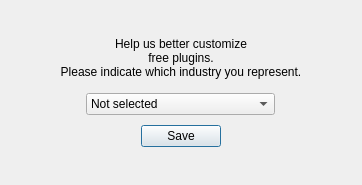
envirosolutionspl/PhotoViewer360, file ui/qgis_feed.ui: the form before one commit.
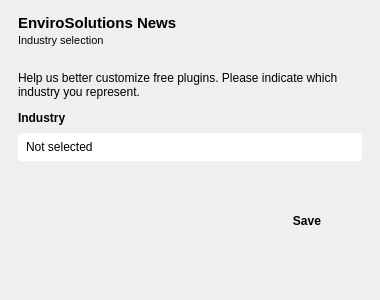
The form after the commit. Icons and pictures are not drawn.

The edit to the form file:
```diff
--- a/ui/qgis_feed.ui
+++ b/ui/qgis_feed.ui
@@ -6,65 +6,161 @@
    <rect>
     <x>0</x>
     <y>0</y>
-    <width>362</width>
-    <height>185</height>
+    <width>380</width>
+    <height>300</height>
    </rect>
   </property>
   <property name="windowTitle">
    <string>EnviroSolutions Updates - Industry Selection</string>
   </property>
-  <layout class="QGridLayout" name="gridLayout">
-   <item row="1" column="0" rowspan="2" colspan="2">
-    <layout class="QGridLayout" name="gridLayout_2" rowminimumheight="0,0,0,0,0">
+  <property name="styleSheet">
+   <string notr="true">QLabel#lbl_title { font-size: 15px; font-weight: 700; }
+QLabel#lbl_subtitle { font-size: 11px; }
+QLabel#lbl_field { font-weight: 700; }
+QLabel#lbl_logo { padding: 2px 6px; }
+QComboBox { border-radius: 4px; padding: 3px 8px; min-height: 22px; }
+QComboBox::drop-down { subcontrol-origin: padding; subcontrol-position: center right; width: 22px; border: none; }
+QComboBox::down-arrow { image: url(pv360img:chevron_down.svg); width: 12px; height: 12px; }
+QPushButton#pushButton { font-weight: 700; border: none; border-radius: 4px; padding: 5px 16px; }
+QPushButton:focus, QComboBox:focus { outline: none; }
+
+QDialog[theme="light"] { background: #ffffff; }
+QDialog[theme="light"] QLabel { color: #23282a; }
+QDialog[theme="light"] QFrame#header_frame { background: #ffffff; border: none; border-bottom: 2px solid #4c6e4f; }
+QDialog[theme="light"] QLabel#lbl_title { color: #3b5a3e; }
+QDialog[theme="light"] QLabel#lbl_subtitle { color: #6b7572; }
+QDialog[theme="light"] QFrame#footer_frame { background: #f6f8f6; border: none; border-top: 1px solid #d6ded6; }
+QDialog[theme="light"] QComboBox { background: #ffffff; color: #23282a; border: 1px solid #b9c7ba; selection-background-color: #4c6e4f; selection-color: #ffffff; }
+QDialog[theme="light"] QComboBox:focus, QDialog[theme="light"] QComboBox:on { border: 1px solid #4c6e4f; }
+QDialog[theme="light"] QComboBox QAbstractItemView { background: #ffffff; color: #23282a; border: 1px solid #b9c7ba; selection-background-color: #4c6e4f; selection-color: #ffffff; }
+QDialog[theme="light"] QPushButton#pushButton { background: #4c6e4f; color: #ffffff; }
+QDialog[theme="light"] QPushButton#pushButton:hover { background: #5b8260; }
+QDialog[theme="light"] QPushButton#pushButton:pressed { background: #3d5a40; }
+
+QDialog[theme="dark"] { background: #2b2d2e; }
+QDialog[theme="dark"] QLabel { color: #e6e9e7; }
+QDialog[theme="dark"] QFrame#header_frame { background: #2b2d2e; border: none; border-bottom: 2px solid #5b8260; }
+QDialog[theme="dark"] QLabel#lbl_title { color: #a9cfac; }
+QDialog[theme="dark"] QLabel#lbl_subtitle { color: #9aa4a0; }
+QDialog[theme="dark"] QFrame#footer_frame { background: #303334; border: none; border-top: 1px solid #44494a; }
+QDialog[theme="dark"] QComboBox { background: #1f2122; color: #e6e9e7; border: 1px solid #5a6162; selection-background-color: #5b8260; selection-color: #ffffff; }
+QDialog[theme="dark"] QComboBox:focus, QDialog[theme="dark"] QComboBox:on { border: 1px solid #6f9c73; }
+QDialog[theme="dark"] QComboBox QAbstractItemView { background: #1f2122; color: #e6e9e7; border: 1px solid #5a6162; selection-background-color: #5b8260; selection-color: #ffffff; }
+QDialog[theme="dark"] QPushButton#pushButton { background: #5b8260; color: #ffffff; }
+QDialog[theme="dark"] QPushButton#pushButton:hover { background: #6f9c73; }
+QDialog[theme="dark"] QPushButton#pushButton:pressed { background: #4c6e4f; }</string>
+  </property>
+  <property name="theme" stdset="0">
+   <string notr="true">light</string>
+  </property>
+  <layout class="QVBoxLayout" name="verticalLayout_root" stretch="0,1,0">
+   <property name="spacing">
+    <number>0</number>
+   </property>
+   <property name="leftMargin">
+    <number>0</number>
+   </property>
+   <property name="topMargin">
+    <number>0</number>
+   </property>
+   <property name="rightMargin">
+    <number>0</number>
+   </property>
+   <property name="bottomMargin">
+    <number>0</number>
+   </property>
+   <item>
+    <widget class="QFrame" name="header_frame">
+     <layout class="QVBoxLayout" name="verticalLayout_header">
+      <property name="spacing">
+       <number>2</number>
+      </property>
+      <property name="leftMargin">
+       <number>18</number>
+      </property>
+      <property name="topMargin">
+       <number>14</number>
+      </property>
+      <property name="rightMargin">
+       <number>18</number>
+      </property>
+      <property name="bottomMargin">
+       <number>10</number>
+      </property>
+      <item>
+       <widget class="QLabel" name="lbl_title">
+        <property name="text">
+         <string>EnviroSolutions News</string>
+        </property>
+       </widget>
+      </item>
+      <item>
+       <widget class="QLabel" name="lbl_subtitle">
+        <property name="text">
+         <string>Industry selection</string>
+        </property>
+       </widget>
+      </item>
+     </layout>
+    </widget>
+   </item>
+   <item>
+    <layout class="QVBoxLayout" name="verticalLayout_body">
+     <property name="spacing">
+      <number>8</number>
+     </property>
+     <property name="leftMargin">
+      <number>18</number>
+     </property>
+     <property name="topMargin">
+      <number>14</number>
+     </property>
+     <property name="rightMargin">
+      <number>18</number>
+     </property>
      <property name="bottomMargin">
-      <number>6</number>
+      <number>16</number>
      </property>
-     <property name="verticalSpacing">
-      <number>10</number>
-     </property>
-     <item row="1" column="0">
-      <spacer name="horizontalSpacer">
-       <property name="orientation">
-        <enum>Qt::Horizontal</enum>
-       </property>
-       <property name="sizeHint" stdset="0">
-        <size>
-         <width>10</width>
-         <height>20</height>
-        </size>
-       </property>
-      </spacer>
-     </item>
-     <item row="0" column="1">
-      <spacer name="verticalSpacer_2">
-       <property name="orientation">
-        <enum>Qt::Vertical</enum>
-       </property>
-       <property name="sizeHint" stdset="0">
-        <size>
-         <width>20</width>
-         <height>5</height>
-        </size>
-       </property>
-      </spacer>
-     </item>
-     <item row="1" column="1">
+     <item>
       <widget class="QLabel" name="label">
-       <property name="minimumSize">
+       <property name="text">
+        <string>Help us better customize free plugins. Please indicate which industry you represent.</string>
+       </property>
+       <property name="wordWrap">
+        <bool>true</bool>
+       </property>
+      </widget>
+     </item>
+     <item>
+      <spacer name="verticalSpacer_body">
+       <property name="orientation">
+        <enum>Qt::Vertical</enum>
+       </property>
+       <property name="sizeType">
+        <enum>QSizePolicy::Fixed</enum>
+       </property>
+       <property name="sizeHint" stdset="0">
         <size>
-         <width>300</width>
-         <height>50</height>
+         <width>10</width>
+         <height>4</height>
         </size>
        </property>
+      </spacer>
+     </item>
+     <item>
+      <widget class="QLabel" name="lbl_field">
        <property name="text">
-        <string>&lt;html&gt;&lt;head/&gt;&lt;body&gt;&lt;p align=&quot;center&quot;&gt;Help us better customize&lt;br/&gt;free plugins.&lt;br/&gt;Please indicate which industry you represent.&lt;/p&gt;&lt;/body&gt;&lt;/html&gt;</string>
+        <string>Industry</string>
        </property>
       </widget>
      </item>
-     <item row="2" column="1" alignment="Qt::AlignHCenter|Qt::AlignVCenter">
+     <item>
       <widget class="QComboBox" name="comboBox">
-       <property name="layoutDirection">
-        <enum>Qt::LeftToRight</enum>
+       <property name="minimumSize">
+        <size>
+         <width>0</width>
+         <height>30</height>
+        </size>
        </property>
        <property name="locale">
         <locale language="Polish" country="Poland"/>
@@ -139,71 +235,88 @@
        </item>
       </widget>
      </item>
-     <item row="4" column="1">
-      <spacer name="verticalSpacer">
+     <item>
+      <spacer name="verticalSpacer_bottom">
        <property name="orientation">
         <enum>Qt::Vertical</enum>
        </property>
        <property name="sizeHint" stdset="0">
         <size>
-         <width>20</width>
-         <height>5</height>
-        </size>
-       </property>
-      </spacer>
-     </item>
-     <item row="1" column="2">
-      <spacer name="horizontalSpacer_2">
-       <property name="orientation">
-        <enum>Qt::Horizontal</enum>
-       </property>
-       <property name="sizeHint" stdset="0">
-        <size>
          <width>10</width>
-         <height>20</height>
+         <height>10</height>
         </size>
        </property>
       </spacer>
      </item>
-     <item row="3" column="1">
-      <layout class="QGridLayout" name="gridLayout_3">
-       <item row="0" column="0">
-        <spacer name="horizontalSpacer_3">
+     <item>
+      <layout class="QHBoxLayout" name="horizontalLayout_buttons">
+       <item>
+        <spacer name="horizontalSpacer_buttons">
          <property name="orientation">
           <enum>Qt::Horizontal</enum>
          </property>
          <property name="sizeHint" stdset="0">
           <size>
-           <width>20</width>
-           <height>20</height>
+           <width>40</width>
+           <height>10</height>
           </size>
          </property>
         </spacer>
        </item>
-       <item row="0" column="1">
+       <item>
         <widget class="QPushButton" name="pushButton">
+         <property name="minimumSize">
+          <size>
+           <width>110</width>
+           <height>30</height>
+          </size>
+         </property>
+         <property name="cursor">
+          <cursorShape>PointingHandCursor</cursorShape>
+         </property>
          <property name="text">
           <string>Save</string>
          </property>
+         <property name="default">
+          <bool>true</bool>
+         </property>
         </widget>
        </item>
-       <item row="0" column="2">
-        <spacer name="horizontalSpacer_4">
-         <property name="orientation">
-          <enum>Qt::Horizontal</enum>
-         </property>
-         <property name="sizeHint" stdset="0">
-          <size>
-           <width>20</width>
-           <height>20</height>
-          </size>
-         </property>
-        </spacer>
-       </item>
       </layout>
      </item>
     </layout>
    </item>
+   <item>
+    <widget class="QFrame" name="footer_frame">
+     <layout class="QHBoxLayout" name="horizontalLayout_footer">
+      <property name="leftMargin">
+       <number>12</number>
+      </property>
+      <property name="topMargin">
+       <number>6</number>
+      </property>
+      <property name="rightMargin">
+       <number>12</number>
+      </property>
+      <property name="bottomMargin">
+       <number>6</number>
+      </property>
+      <item>
+       <widget class="QLabel" name="lbl_logo">
+        <property name="minimumSize">
+         <size>
+          <width>160</width>
+          <height>36</height>
+         </size>
+        </property>
+        <property name="alignment">
+         <set>Qt::AlignCenter</set>
+        </property>
+       </widget>
+      </item>
+     </layout>
+    </widget>
+   </item>
   </layout>
  </widget>
  <resources/>
```
Left out of the diff: 8 changed lines with no effect on the pictures.
